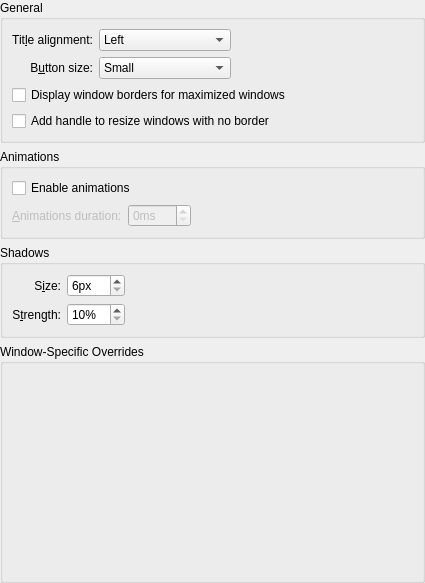
The window that kdecoration/config/ui/breezeconfigurationui.ui (Luwx/Lightly) describes before a commit, drawn with Qt 5.
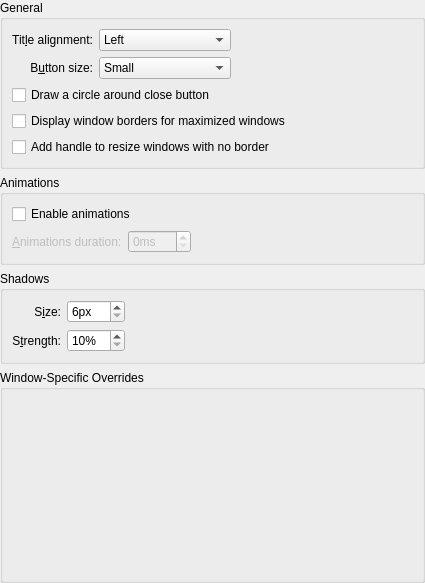
The same window after the commit. Custom widgets are drawn as their Qt base class.

Commit message: add option to draw circle around close button

Diff of the .ui file:
```diff
--- a/kdecoration/config/ui/breezeconfigurationui.ui
+++ b/kdecoration/config/ui/breezeconfigurationui.ui
@@ -92,7 +92,7 @@
         </property>
        </widget>
       </item>
-      <item row="2" column="0" colspan="3">
+      <item row="3" column="0" colspan="3">
        <widget class="QCheckBox" name="drawBorderOnMaximizedWindows">
         <property name="text">
          <string>Display window borders for maximized windows</string>
@@ -123,13 +123,20 @@
         </item>
        </widget>
       </item>
-      <item row="3" column="0" colspan="3">
+      <item row="4" column="0" colspan="3">
        <widget class="QCheckBox" name="drawSizeGrip">
         <property name="text">
          <string>Add handle to resize windows with no border</string>
         </property>
        </widget>
       </item>
+      <item row="2" column="0" colspan="3">
+       <widget class="QCheckBox" name="outlineCloseButton">
+        <property name="text">
+         <string>Draw a circle around close button</string>
+        </property>
+       </widget>
+      </item>
      </layout>
     </widget>
    </item>
```
Left out of the diff: 11 changed lines with no effect on the pictures. The commit also changes 3 other files.
